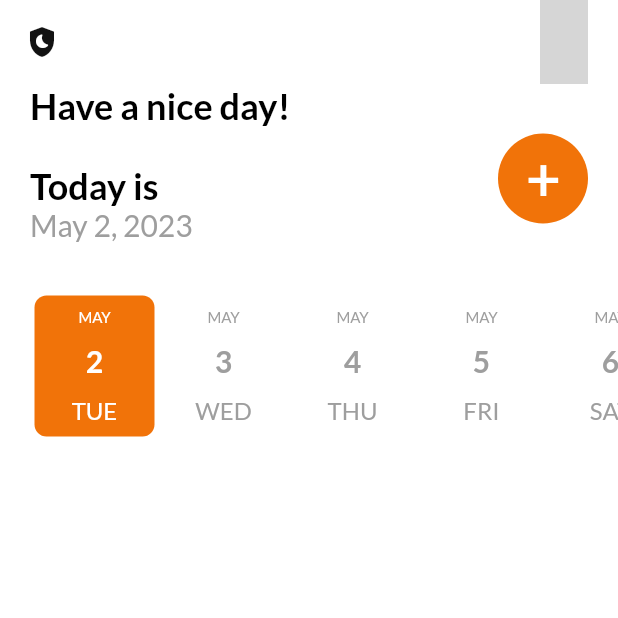
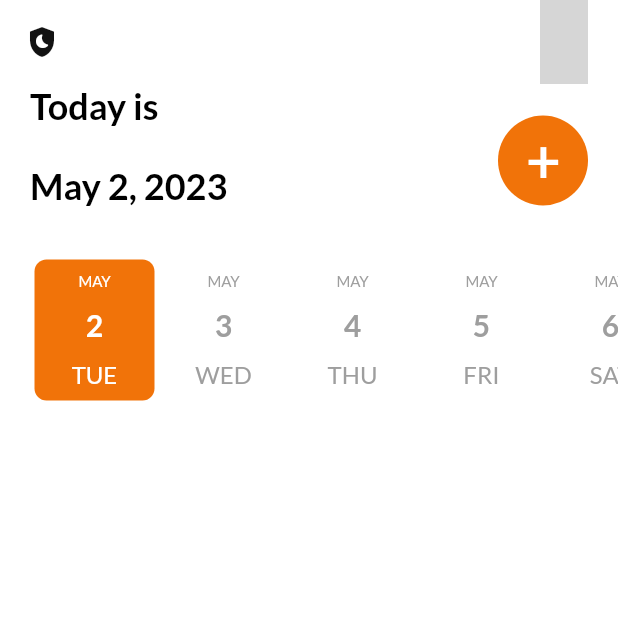
Before and after one commit to E-voni/TimeListApp, a Flutter app: the first screen one second after launch, on a phone screen of 412 x 824 dp, the top half of it. Run offline on Flutter 3.47's test engine with Material 2 defaults, Android fonts, the phone set to English and light mode, and no system bars; drawn by our look-alikes of date_picker_timeline; our stand-ins replace flutter_staggered_animations, flutter_svg, get, get_storage, google_fonts, sqflite; accounts and stored records are empty; grey boxes are pictures that could not be loaded.

Commit message:
changed color

```diff
--- a/lib/ui/pages/home_page.dart
+++ b/lib/ui/pages/home_page.dart
@@ -126,20 +126,21 @@ class _HomePageState extends State<HomePage> {
             crossAxisAlignment: CrossAxisAlignment.start,
             children: [
               Text(
-                "Have a nice day!",
+                "Today is",
                 style: headingTextStyle,
               ),
               Text(
                 " ",
                 style: subHeadingTextStyle,
               ),
-              Text(
+             /* Text(
                 "Today is",
                 style: headingTextStyle,
               ),
+              */
               Text(
                 DateFormat.yMMMMd().format(DateTime.now()),
-                style: subHeadingTextStyle,
+                style: headingTextStyle,
               ),
               const SizedBox(height: 20,)
 
```
Also changed, not shown: lib/ui/pages/add_task_page.dart (+10 -30 lines).
